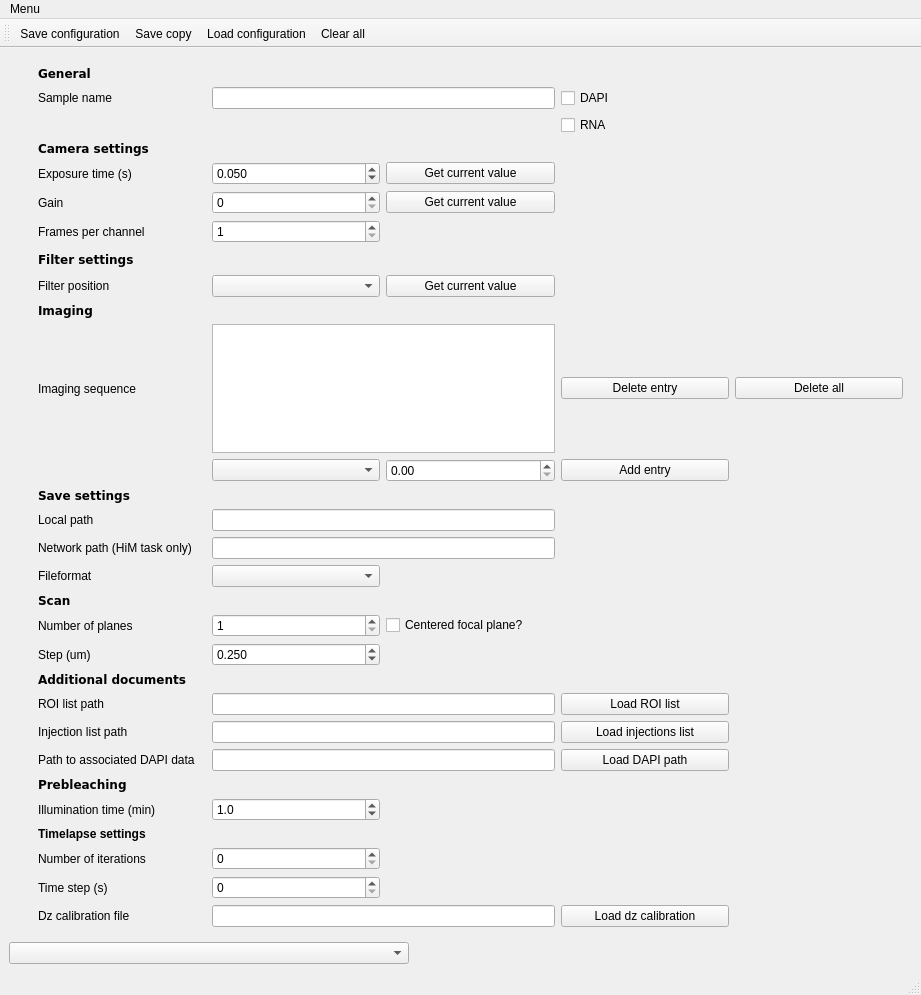
Above: gui/experiment_configurator/ui_exp_configurator.ui from NollmannLab/qudi-HiM before the change. Below: the same form after it.
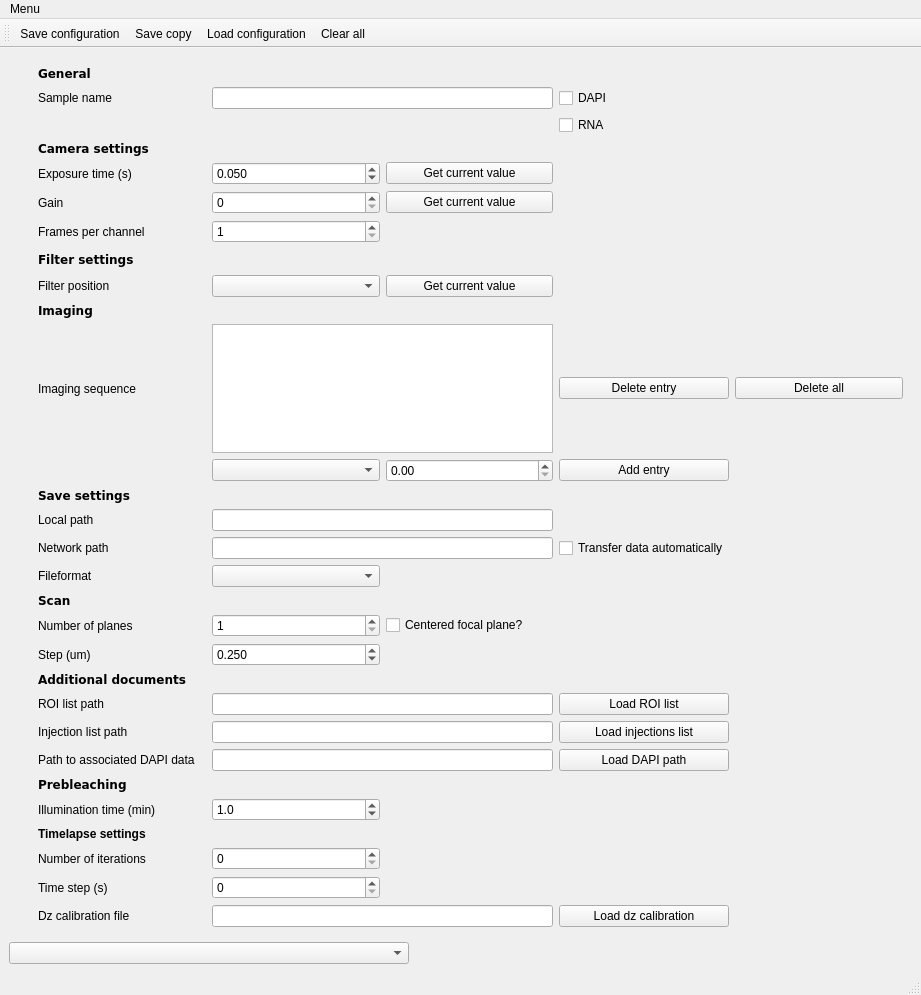
That is the form after the change.

Commit message: Add option for data transfer during HiM

Patch:
```diff
--- a/gui/experiment_configurator/ui_exp_configurator.ui
+++ b/gui/experiment_configurator/ui_exp_configurator.ui
@@ -591,7 +591,7 @@
        <item row="20" column="1">
         <widget class="QLabel" name="save_remote_path_Label">
          <property name="text">
-          <string>Network path (HiM task only)</string>
+          <string>Network path </string>
          </property>
         </widget>
        </item>
@@ -605,6 +605,13 @@
          </property>
         </widget>
        </item>
+       <item row="20" column="4">
+        <widget class="QCheckBox" name="TransferData_checkBox">
+         <property name="text">
+          <string>Transfer data automatically</string>
+         </property>
+        </widget>
+       </item>
       </layout>
      </widget>
     </item>
```
The commit also changes 2 other files.
